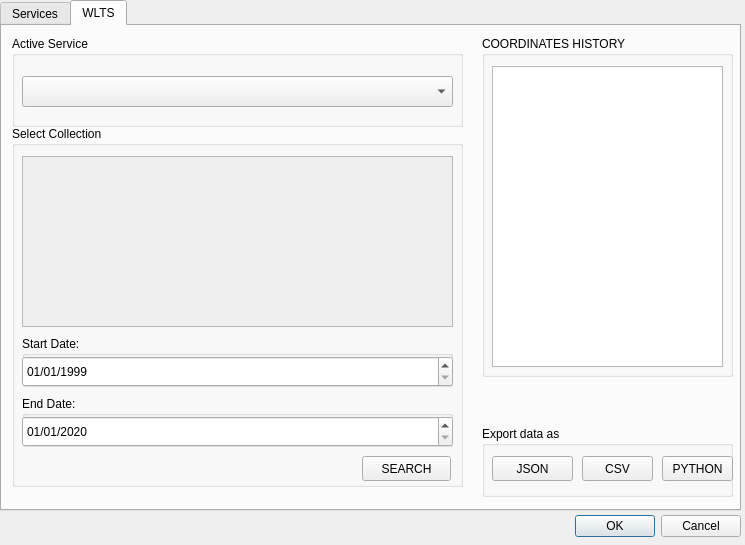
The window that wlts_qgis/wlts_qgis_dialog_base.ui (brazil-data-cube/wlts-qgis) describes before a commit, drawn with Qt 5.
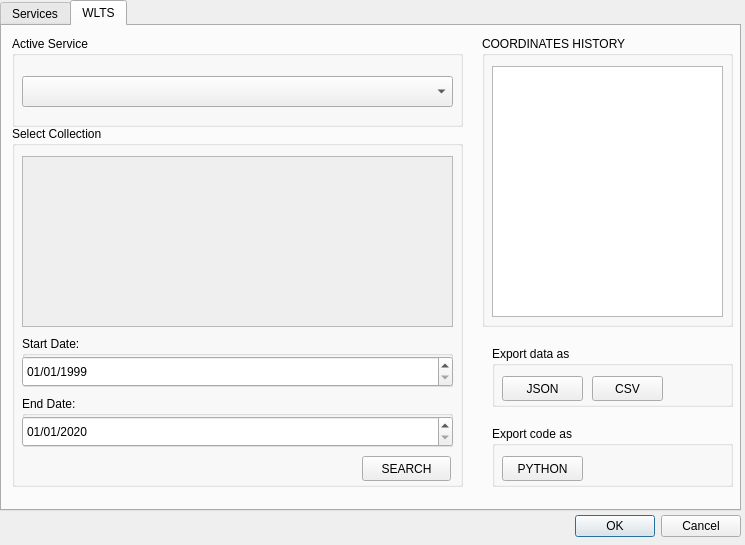
The same window after the commit.

Diff of the .ui file:
```diff
--- a/wlts_qgis/wlts_qgis_dialog_base.ui
+++ b/wlts_qgis/wlts_qgis_dialog_base.ui
@@ -196,7 +196,7 @@
        <x>480</x>
        <y>10</y>
        <width>251</width>
-       <height>341</height>
+       <height>291</height>
       </rect>
      </property>
      <property name="title">
@@ -208,7 +208,7 @@
         <x>10</x>
         <y>30</y>
         <width>231</width>
-        <height>301</height>
+        <height>251</height>
        </rect>
       </property>
      </widget>
@@ -373,10 +373,10 @@
     <widget class="QGroupBox" name="exporting_files">
      <property name="geometry">
       <rect>
-       <x>480</x>
-       <y>400</y>
-       <width>251</width>
-       <height>71</height>
+       <x>490</x>
+       <y>320</y>
+       <width>241</width>
+       <height>61</height>
       </rect>
      </property>
      <property name="title">
@@ -418,12 +418,25 @@
        <string>JSON</string>
       </property>
      </widget>
+    </widget>
+    <widget class="QGroupBox" name="exporting_files_2">
+     <property name="geometry">
+      <rect>
+       <x>490</x>
+       <y>400</y>
+       <width>241</width>
+       <height>61</height>
+      </rect>
+     </property>
+     <property name="title">
+      <string>Export code as</string>
+     </property>
      <widget class="QPushButton" name="export_as_python">
       <property name="geometry">
        <rect>
-        <x>180</x>
+        <x>10</x>
         <y>30</y>
-        <width>71</width>
+        <width>81</width>
         <height>25</height>
        </rect>
       </property>
```
